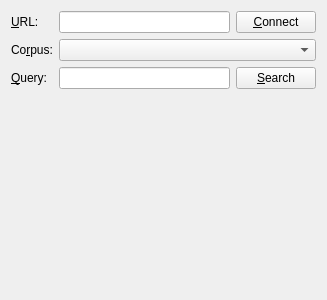
First picture: the form in src/poliqarpwidget.ui, repository jsbien/djview-poliqarp_fork, before the edit.
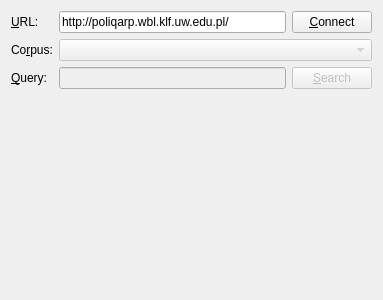
Second picture: the form after the edit.

Commit message: Connect to Poliqarp server and retrieve the list of sources.

```diff
--- a/src/poliqarpwidget.ui
+++ b/src/poliqarpwidget.ui
@@ -6,7 +6,7 @@
    <rect>
     <x>0</x>
     <y>0</y>
-    <width>327</width>
+    <width>383</width>
     <height>300</height>
    </rect>
   </property>
@@ -32,6 +32,9 @@
        <height>0</height>
       </size>
      </property>
+     <property name="text">
+      <string>http://poliqarp.wbl.klf.uw.edu.pl/</string>
+     </property>
     </widget>
    </item>
    <item row="0" column="2">
@@ -52,7 +55,11 @@
     </widget>
    </item>
    <item row="1" column="1" colspan="2">
-    <widget class="QComboBox" name="corpusCombo"/>
+    <widget class="QComboBox" name="corpusCombo">
+     <property name="enabled">
+      <bool>false</bool>
+     </property>
+    </widget>
    </item>
    <item row="2" column="0">
     <widget class="QLabel" name="queryLabel">
@@ -66,6 +73,9 @@
    </item>
    <item row="2" column="1">
     <widget class="QLineEdit" name="queryEdit">
+     <property name="enabled">
+      <bool>false</bool>
+     </property>
      <property name="minimumSize">
       <size>
        <width>100</width>
@@ -79,6 +89,9 @@
    </item>
    <item row="2" column="2">
     <widget class="QPushButton" name="searchButton">
+     <property name="enabled">
+      <bool>false</bool>
+     </property>
      <property name="text">
       <string>&amp;Search</string>
      </property>
```
The commit also changes 5 other files.
